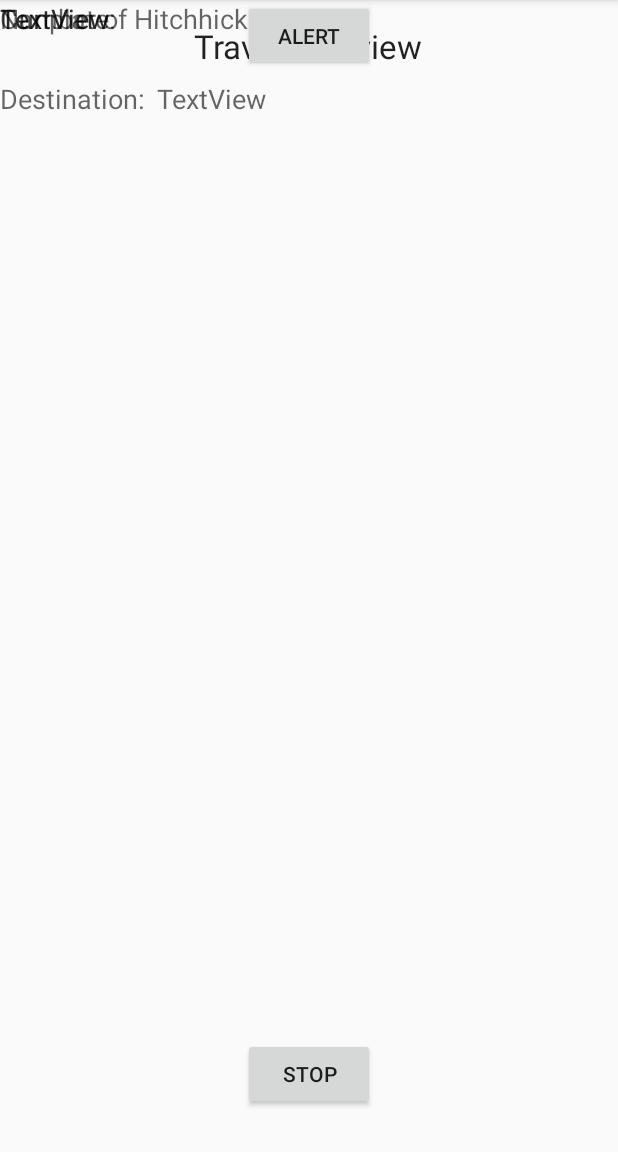
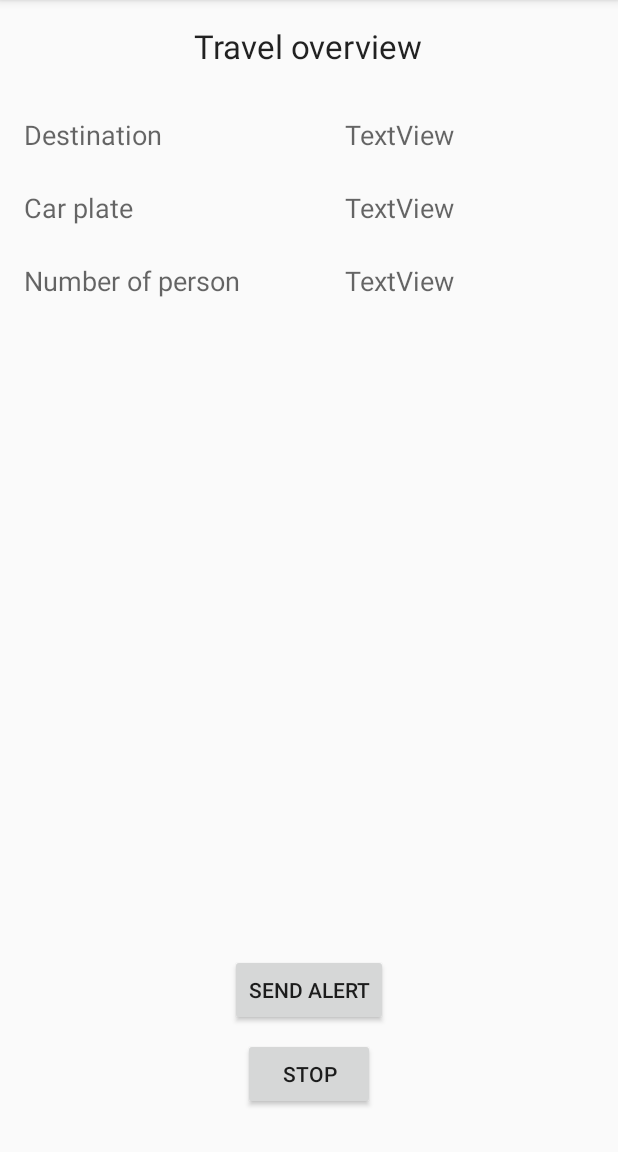
Before and after one commit to Idylx/Higiv-Android-App, an Android app: the fragment TravelOnGoing shown on its own in the app's theme, on a phone screen of 412 x 824 dp, the part 84-1236 px from its top. Run offline under Robolectric (Android 15) with nearby library versions, the light colour scheme and no system bars; our stand-ins replace Firebase (no records; nobody signed in at launch, a user with empty details on screens opened directly); 1 statement that could not run was skipped.

Commit message:
TravelOnGoing
Retrieve data from firebase to Creation of TravelOnGoing, resolve nullable problem, creation of fragments at the end of the other fragment and not at the begining in the TravelActivity, resolve the problem of 1 person

```diff
--- a/app/src/main/java/ch/hes/it/higiv/TravelActivity.java
+++ b/app/src/main/java/ch/hes/it/higiv/TravelActivity.java
@@ -6,7 +6,10 @@ import android.os.Bundle;
 
 public class TravelActivity extends AppCompatActivity {
 
-    private ViewPager viewPager;
+    ViewPager viewPager;
+    private String uuid = "";
+    TravelStateSectionAdapter adapter = new TravelStateSectionAdapter(getSupportFragmentManager());
+
 
     @Override
     protected void onCreate(Bundle savedInstanceState) {
@@ -18,10 +21,9 @@ public class TravelActivity extends AppCompatActivity {
     }
 
     public void setUpViewPager(ViewPager viewPager) {
-        TravelStateSectionAdapter adapter = new TravelStateSectionAdapter(getSupportFragmentManager());
         adapter.addFragmentToTravelFragmentList(new TravelCreateFragment());
-        adapter.addFragmentToTravelFragmentList(new TravelOnGoing());
-        adapter.addFragmentToTravelFragmentList(new TravelSafeFinished());
+        //adapter.addFragmentToTravelFragmentList(new TravelOnGoing());
+        //adapter.addFragmentToTravelFragmentList(new TravelSafeFinished());
 
         viewPager.setAdapter(adapter);
 
@@ -31,5 +33,13 @@ public class TravelActivity extends AppCompatActivity {
         viewPager.setCurrentItem(fragmentNumber);
     }
 
+    public void setUUID_travel (String uuid_travel)
+    {
+        uuid = uuid_travel;
+    }
 
+    public String getUUID_travel ()
+    {
+        return uuid;
+    }
 }
--- a/app/src/main/java/ch/hes/it/higiv/TravelCreateFragment.java
+++ b/app/src/main/java/ch/hes/it/higiv/TravelCreateFragment.java
@@ -4,6 +4,7 @@ package ch.hes.it.higiv;
 import android.os.Bundle;
 import android.support.annotation.NonNull;
 import android.support.v4.app.Fragment;
+import android.support.v4.app.SupportActivity;
 import android.text.Editable;
 import android.text.TextUtils;
 import android.text.TextWatcher;
@@ -45,7 +46,7 @@ public class TravelCreateFragment extends Fragment {
     private Travel travel;
     //States possible entered in FireBase
     private ArrayList<String> states;
-    private int nbPerson;
+    private int nbPerson = 1;
 
     @Override
     public View onCreateView(LayoutInflater inflater, final ViewGroup container,
@@ -60,12 +61,12 @@ public class TravelCreateFragment extends Fragment {
         //inputNbPersons = (EditText) rootView.findViewById(R.id.number_of_places);
         inputNbPersons = (NumberPicker) rootView.findViewById(R.id.number_of_places);
         btnBeginTravel = (Button) rootView.findViewById(R.id.btn_begin_travel);
-        btnStopTravel = (Button) rootView.findViewById(R.id.btn_stop_travel);
+        btnStopTravel = (Button) rootView.findViewById(R.id.btn_cancel_travel);
 
         //Set min max values for the NumberPicker
         inputNbPersons.setMinValue(1);
         inputNbPersons.setMaxValue(9);
-        //inputNbPersons.setWrapSelectorWheel(true);
+        inputNbPersons.setWrapSelectorWheel(true);
 
         //Set a value change listener for NumberPicker
         inputNbPersons.setOnValueChangedListener(new NumberPicker.OnValueChangeListener() {
@@ -149,8 +150,11 @@ public class TravelCreateFragment extends Fragment {
                         user.getUid()
                 );
 
+                String uuid = UUID.randomUUID().toString();
+
+
                 //Insertion of the object Travel in firebase
-                mDatabaseReference.child("travels").child(UUID.randomUUID().toString()).setValue(travel).addOnCompleteListener(new OnCompleteListener<Void>() {
+                mDatabaseReference.child("travels").child(uuid).setValue(travel).addOnCompleteListener(new OnCompleteListener<Void>() {
                     @Override
                     public void onComplete(@NonNull Task<Void> task) {
                         if (task.isSuccessful())
@@ -172,6 +176,10 @@ public class TravelCreateFragment extends Fragment {
                         }
                     }
                 });
+
+                ((TravelActivity)getActivity()).setUUID_travel(uuid);
+                ((TravelActivity)getActivity()).adapter.addFragmentToTravelFragmentList(new TravelOnGoing());
+                ((TravelActivity)getActivity()).viewPager.setAdapter(((TravelActivity)getActivity()).adapter);
                 ((TravelActivity)getActivity()).setViewPager(1);
             }
         });
--- a/app/src/main/java/ch/hes/it/higiv/TravelOnGoing.java
+++ b/app/src/main/java/ch/hes/it/higiv/TravelOnGoing.java
@@ -8,18 +8,57 @@ import android.view.LayoutInflater;
 import android.view.View;
 import android.view.ViewGroup;
 import android.widget.Button;
+import android.widget.TextView;
+import android.widget.Toast;
+
+import com.google.android.gms.tasks.OnCompleteListener;
+import com.google.android.gms.tasks.Task;
+import com.google.firebase.database.DataSnapshot;
+import com.google.firebase.database.DatabaseError;
+import com.google.firebase.database.DatabaseReference;
+import com.google.firebase.database.FirebaseDatabase;
+import com.google.firebase.database.ValueEventListener;
+
+import ch.hes.it.higiv.Model.Travel;
 
 public class TravelOnGoing extends Fragment {
 
-    private Button StopButton;
+    //Access the database
+    private DatabaseReference mDatabaseReference = FirebaseDatabase.getInstance().getReference();
+    private Button StopButton, AlertButton;
+    private TextView DestinationTv, CarPlateTv, NumberOfPersonTv;
+    //Object Travel to retrieve from firebase
+    private Travel travel;
 
     @Nullable
     @Override
     public View onCreateView(@NonNull LayoutInflater inflater, @Nullable ViewGroup container, @Nullable Bundle savedInstanceState) {
+
         View view = inflater.inflate(R.layout.fragment_travel_on_going, container, false);
 
-        StopButton = (Button) view.findViewById(R.id.btn_stop_travel);
+        StopButton = (Button) view.findViewById(R.id.btn_cancel_travel);
+        AlertButton = (Button) view.findViewById(R.id.btn_send_alert);
 
+        DestinationTv = (TextView) view.findViewById(R.id.destination_tv);
+        CarPlateTv = (TextView) view.findViewById(R.id.car_plate_tv);
+        NumberOfPersonTv = (TextView) view.findViewById(R.id.number_persons_tv);
+
+        mDatabaseReference.child("travels").child(((TravelActivity)getActivity()).getUUID_travel()).addListenerForSingleValueEvent(new ValueEventListener() {
+            @Override
+            public void onDataChange(DataSnapshot dataSnapshot) {
+
+                travel = dataSnapshot.getValue(Travel.class);
+
+                //GET THE VALUES OF THE travel AND PUT THEM IT INTO THE EDITTEXTS
+                DestinationTv.setText(travel.getDestination());
+                CarPlateTv.setText(String.valueOf(travel.getState()) + " " + String.valueOf(travel.getNumberPlate()));
+                NumberOfPersonTv.setText(String.valueOf(travel.getNumberOfPerson()));
+            }
+            @Override
+            public void onCancelled(DatabaseError databaseError) {
+                System.out.println(databaseError.getMessage());
+            }
+        });
 
         StopButton.setOnClickListener(new View.OnClickListener() {
             @Override
@@ -30,6 +69,14 @@ public class TravelOnGoing extends Fragment {
         });
 
 
+        AlertButton.setOnClickListener(new View.OnClickListener() {
+            @Override
+            public void onClick(View v) {
+                //Go to Edit profile fragment
+                //((TravelActivity)getActivity()).setViewPager(?);
+            }
+        });
+
         return  view;
     }
 }
--- a/app/src/main/res/layout/fragment_travel_create.xml
+++ b/app/src/main/res/layout/fragment_travel_create.xml
@@ -81,7 +81,7 @@
         android:layout_height="27dp"
         android:layout_marginStart="8dp"
         android:layout_marginEnd="8dp"
-        android:text="How many hitchhikers"
+        android:text="@string/number_of_person"
         android:textSize="20dp"
         app:layout_constraintEnd_toEndOf="parent"
         app:layout_constraintStart_toStartOf="parent"
@@ -113,14 +113,14 @@
         app:layout_constraintStart_toStartOf="parent" />
 
     <Button
-        android:id="@+id/btn_stop_travel"
+        android:id="@+id/btn_cancel_travel"
         android:layout_width="wrap_content"
         android:layout_height="wrap_content"
         android:layout_alignParentRight="true"
         android:layout_marginEnd="32dp"
         android:layout_marginBottom="40dp"
         android:background="@color/colorPrimary"
-        android:text="@string/btn_stop_travel"
+        android:text="@string/btn_cancel_travel"
         android:textColor="@android:color/white"
         app:layout_constraintBottom_toBottomOf="parent"
         app:layout_constraintEnd_toEndOf="parent" />
--- a/app/src/main/res/layout/fragment_travel_on_going.xml
+++ b/app/src/main/res/layout/fragment_travel_on_going.xml
@@ -9,13 +9,13 @@
     <!-- TODO: Update blank fragment layout -->
 
     <TextView
-        android:id="@+id/textView2"
+        android:id="@+id/travel_overview"
         android:layout_width="wrap_content"
         android:layout_height="wrap_content"
         android:layout_marginStart="16dp"
         android:layout_marginTop="16dp"
         android:layout_marginEnd="8dp"
-        android:text="Travel overview"
+        android:text="@string/travel_overview"
         android:textAppearance="@style/TextAppearance.AppCompat.Large"
         app:layout_constraintEnd_toEndOf="parent"
         app:layout_constraintHorizontal_bias="0.48"
@@ -23,77 +23,87 @@
         app:layout_constraintTop_toTopOf="parent" />
 
     <TextView
-        android:id="@+id/textView3"
+        android:id="@+id/destination_label"
         android:layout_width="wrap_content"
         android:layout_height="wrap_content"
-        android:layout_marginTop="8dp"
-        android:text="Destination:"
+        android:layout_marginStart="16dp"
+        android:layout_marginTop="32dp"
+        android:text="@string/destination"
         android:textAppearance="@style/TextAppearance.AppCompat.Medium"
-        app:layout_constraintTop_toBottomOf="@+id/textView2"
-        tools:layout_editor_absoluteX="8dp" />
+        app:layout_constraintStart_toStartOf="parent"
+        app:layout_constraintTop_toBottomOf="@+id/travel_overview" />
 
     <TextView
-        android:id="@+id/textView4"
+        android:id="@+id/destination_tv"
         android:layout_width="wrap_content"
         android:layout_height="wrap_content"
-        android:layout_marginStart="8dp"
-        android:layout_marginTop="8dp"
+        android:layout_marginStart="230dp"
+        android:layout_marginTop="32dp"
         android:text="TextView"
         android:textAppearance="@style/TextAppearance.AppCompat.Medium"
-        app:layout_constraintStart_toEndOf="@+id/textView3"
-        app:layout_constraintTop_toBottomOf="@+id/textView2" />
+        app:layout_constraintStart_toStartOf="parent"
+        app:layout_constraintTop_toBottomOf="@+id/travel_overview" />
 
     <TextView
-        android:id="@+id/textView5"
+        android:id="@+id/car_plate_label"
         android:layout_width="wrap_content"
         android:layout_height="wrap_content"
-        android:text="Car plate:"
+        android:layout_marginStart="16dp"
+        android:layout_marginTop="24dp"
+        android:text="@string/car_plate"
         android:textAppearance="@style/TextAppearance.AppCompat.Medium"
-        tools:layout_editor_absoluteX="8dp"
-        tools:layout_editor_absoluteY="99dp" />
+        app:layout_constraintStart_toStartOf="parent"
+        app:layout_constraintTop_toBottomOf="@+id/destination_label" />
 
     <TextView
-        android:id="@+id/textView6"
+        android:id="@+id/car_plate_tv"
         android:layout_width="wrap_content"
         android:layout_height="wrap_content"
+        android:layout_marginStart="230dp"
+        android:layout_marginTop="24dp"
         android:text="TextView"
         android:textAppearance="@style/TextAppearance.AppCompat.Medium"
-        tools:layout_editor_absoluteX="116dp"
-        tools:layout_editor_absoluteY="103dp" />
+        app:layout_constraintStart_toStartOf="parent"
+        app:layout_constraintTop_toBottomOf="@+id/destination_tv" />
 
     <TextView
-        android:id="@+id/textView7"
+        android:id="@+id/number_persons_label"
         android:layout_width="wrap_content"
         android:layout_height="wrap_content"
-        android:text="Number of Hitchhicker:"
+        android:layout_marginStart="16dp"
+        android:layout_marginTop="24dp"
+        android:text="@string/number_of_person"
         android:textAppearance="@style/TextAppearance.AppCompat.Medium"
-        tools:layout_editor_absoluteX="8dp"
-        tools:layout_editor_absoluteY="148dp" />
+        app:layout_constraintStart_toStartOf="parent"
+        app:layout_constraintTop_toBottomOf="@+id/car_plate_label" />
 
     <TextView
-        android:id="@+id/textView8"
+        android:id="@+id/number_persons_tv"
         android:layout_width="wrap_content"
         android:layout_height="wrap_content"
+        android:layout_marginStart="230dp"
+        android:layout_marginTop="24dp"
         android:text="TextView"
         android:textAppearance="@style/TextAppearance.AppCompat.Medium"
-        tools:layout_editor_absoluteX="222dp"
-        tools:layout_editor_absoluteY="148dp" />
+        app:layout_constraintStart_toStartOf="parent"
+        app:layout_constraintTop_toBottomOf="@+id/car_plate_tv" />
 
     <Button
         android:id="@+id/btn_send_alert"
         android:layout_width="wrap_content"
         android:layout_height="wrap_content"
-        android:text="Alert"
+        android:layout_marginBottom="8dp"
+        android:text="@string/btn_send_alert"
+        app:layout_constraintBottom_toTopOf="@+id/btn_cancel_travel"
         app:layout_constraintEnd_toEndOf="parent"
-        app:layout_constraintStart_toStartOf="parent"
-        tools:layout_editor_absoluteY="357dp" />
+        app:layout_constraintStart_toStartOf="parent" />
 
     <Button
-        android:id="@+id/btn_stop_travel"
+        android:id="@+id/btn_cancel_travel"
         android:layout_width="wrap_content"
         android:layout_height="wrap_content"
         android:layout_marginBottom="28dp"
-        android:text="Stop"
+        android:text="@string/btn_stop_travel"
         app:layout_constraintBottom_toBottomOf="parent"
         app:layout_constraintEnd_toEndOf="parent"
         app:layout_constraintStart_toStartOf="parent" />
--- a/app/src/main/res/values/strings.xml
+++ b/app/src/main/res/values/strings.xml
@@ -56,4 +56,7 @@
     <string name="enter_plate_number">Enter your plate number please !</string>
     <string name="enter_nb_person">Enter how many person you are please !</string>
     <string name="title_activity_travel">TravelActivity</string>
+    <string name="btn_cancel_travel">Cancel</string>
+    <string name="travel_overview">Travel overview</string>
+    <string name="car_plate">Car plate</string>
 </resources>
```
